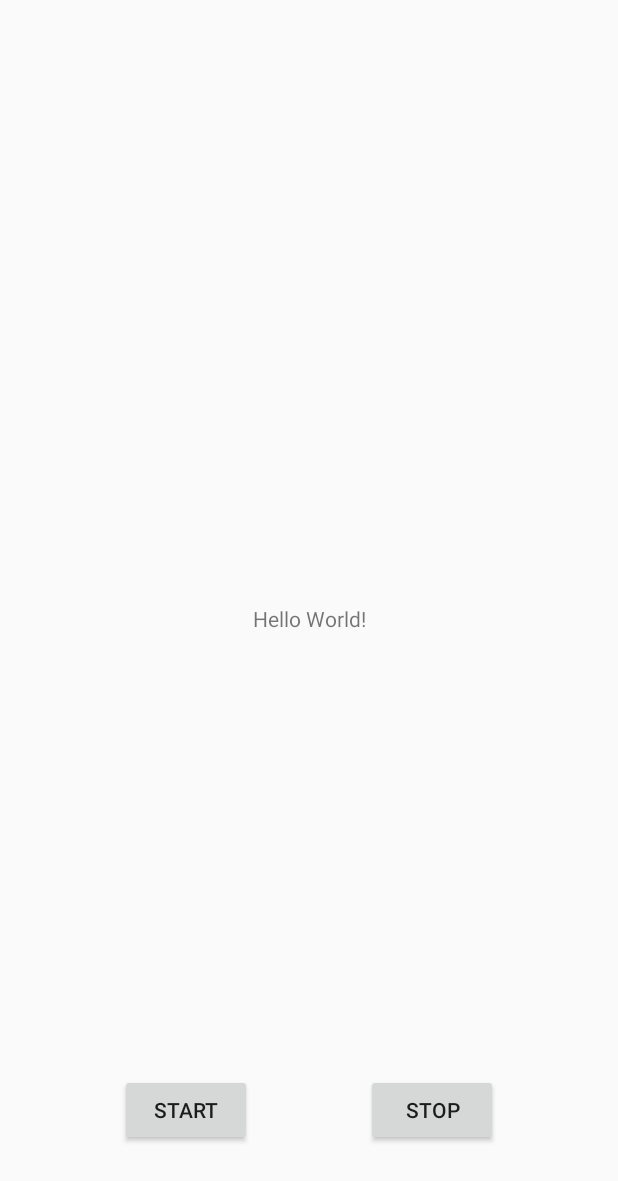
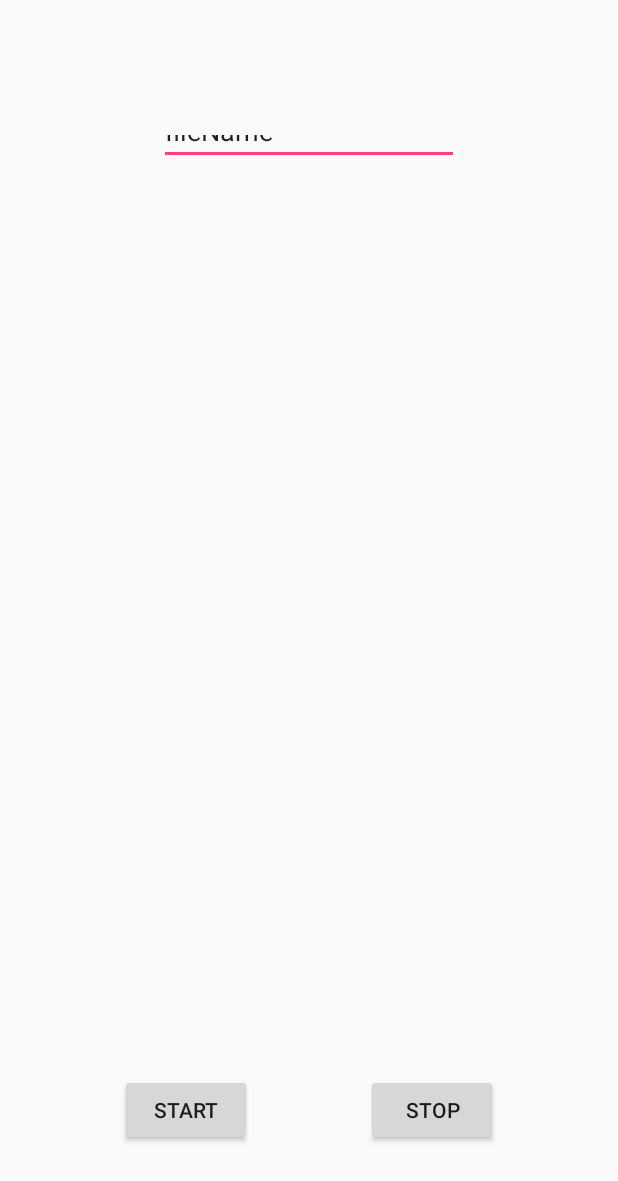
Before and after one commit to kayondomartin/RSSTrend, an Android app: the layout activity_main.xml on its own in the app's theme, with its tools: preview values and no code run, on a phone screen of 412 x 824 dp. Shown: the top 1181 px of the screen. Run offline under Robolectric (Android 15) with nearby library versions, the phone set to English and light mode, and no system bars.

Commit message:
added project to git

```diff
--- a/app/src/main/res/layout/activity_main.xml
+++ b/app/src/main/res/layout/activity_main.xml
@@ -6,15 +6,16 @@
     android:layout_height="match_parent"
     tools:context=".MainActivity">
 
-    <TextView
-        android:layout_width="wrap_content"
-        android:id="@+id/text"
-        android:layout_height="wrap_content"
-        android:text="Hello World!"
-        app:layout_constraintBottom_toBottomOf="parent"
+
+    <EditText
+        android:layout_width="200dp"
+        android:layout_height="30dp"
+        android:id="@+id/fileName_editText"
+        tools:text="fileName"
+        app:layout_constraintRight_toRightOf="parent"
         app:layout_constraintLeft_toLeftOf="parent"
-        app:layout_constraintRight_toRightOf="parent"
-        app:layout_constraintTop_toTopOf="parent" />
+        app:layout_constraintTop_toTopOf="parent"
+        android:layout_marginTop="80dp"/>
 
     <Button
         android:id="@+id/start_button"
```
